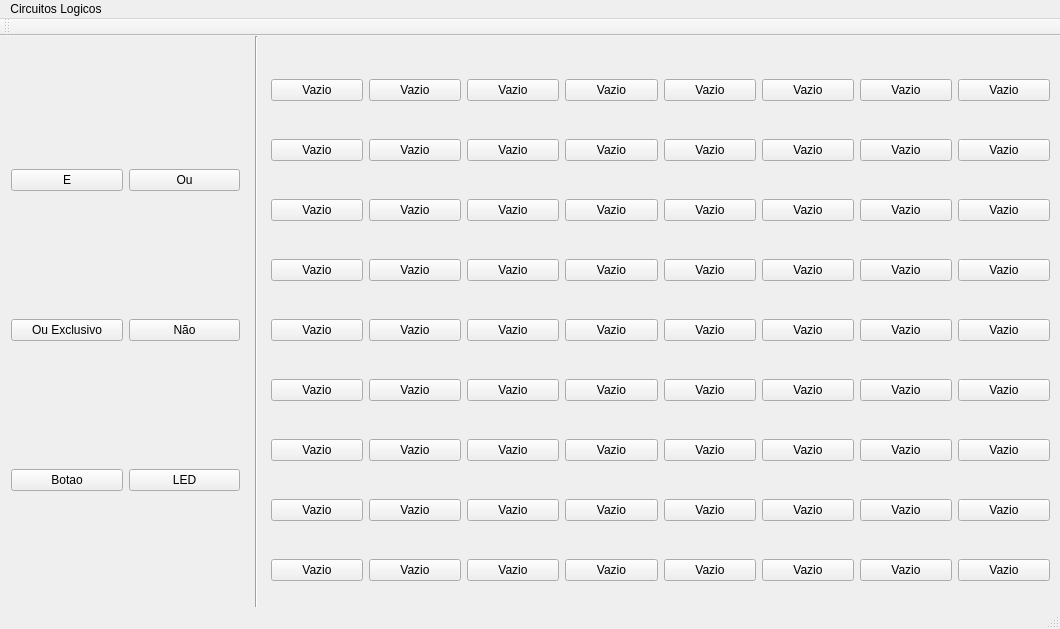
ezequiel098/Circuito, file CircuitoTP/mainwindow.ui: the form before one commit.
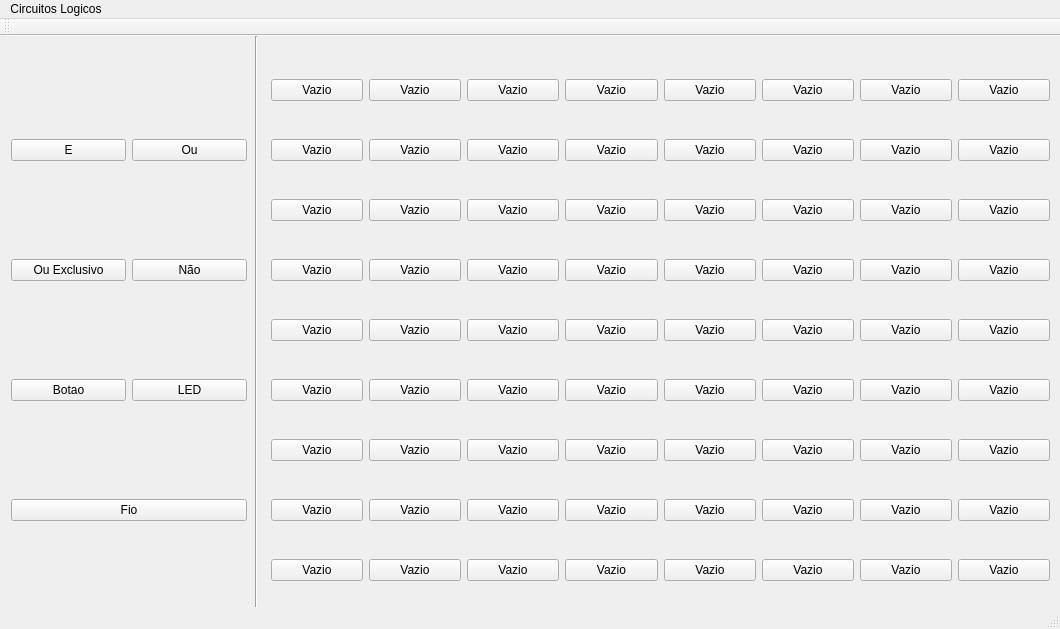
The form after the commit.

```diff
--- a/CircuitoTP/mainwindow.ui
+++ b/CircuitoTP/mainwindow.ui
@@ -19,7 +19,7 @@
      <rect>
       <x>0</x>
       <y>0</y>
-      <width>251</width>
+      <width>258</width>
       <height>591</height>
      </rect>
     </property>
@@ -68,6 +68,13 @@
          </property>
         </widget>
        </item>
+       <item row="3" column="0" colspan="2">
+        <widget class="QPushButton" name="fio_botao">
+         <property name="text">
+          <string>Fio</string>
+         </property>
+        </widget>
+       </item>
       </layout>
      </item>
     </layout>
```
